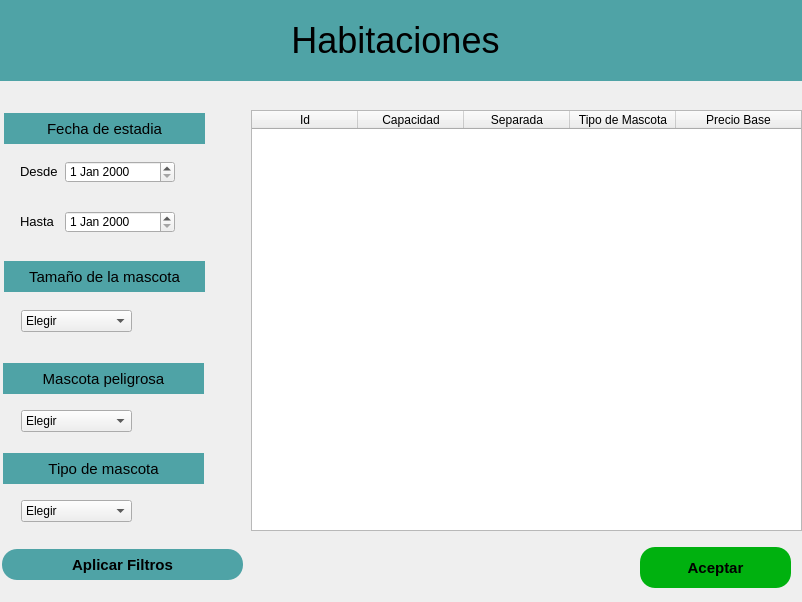
Qt form VentanasUI/ventanaHabitaciones.ui (Pewiz/Hotel) before a commit.
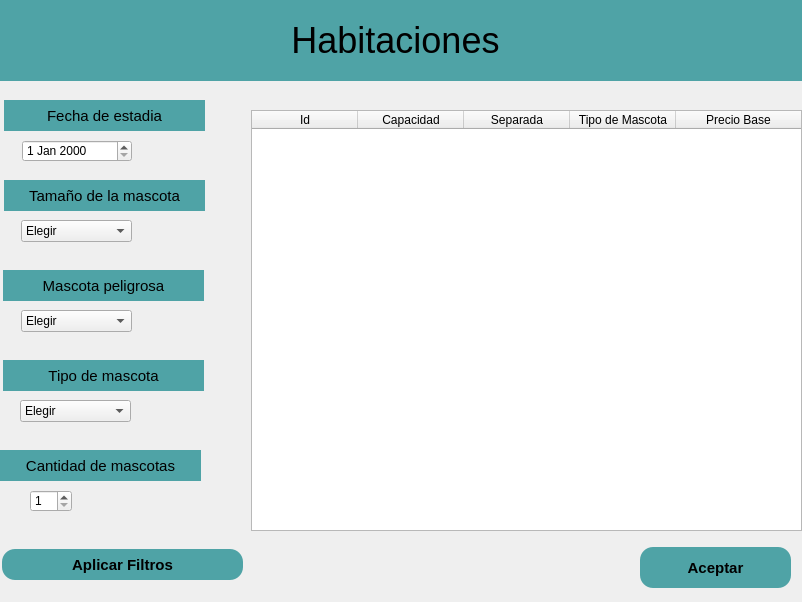
The same form after that commit. Icons and pictures are not drawn.

```diff
--- a/VentanasUI/ventanaHabitaciones.ui
+++ b/VentanasUI/ventanaHabitaciones.ui
@@ -193,7 +193,7 @@
     <property name="geometry">
      <rect>
       <x>4</x>
-      <y>113</y>
+      <y>100</y>
       <width>201</width>
       <height>31</height>
      </rect>
@@ -227,56 +227,8 @@
    <widget class="QDateEdit" name="dateEditDesde">
     <property name="geometry">
      <rect>
-      <x>65</x>
-      <y>161</y>
-      <width>110</width>
-      <height>22</height>
-     </rect>
-    </property>
-   </widget>
-   <widget class="QLabel" name="labelDesde">
-    <property name="geometry">
-     <rect>
-      <x>20</x>
-      <y>156</y>
-      <width>51</width>
-      <height>31</height>
-     </rect>
-    </property>
-    <property name="font">
-     <font>
-      <family>Arial</family>
-      <pointsize>10</pointsize>
-     </font>
-    </property>
-    <property name="text">
-     <string>Desde </string>
-    </property>
-   </widget>
-   <widget class="QLabel" name="labelHasta">
-    <property name="geometry">
-     <rect>
-      <x>20</x>
-      <y>206</y>
-      <width>51</width>
-      <height>31</height>
-     </rect>
-    </property>
-    <property name="font">
-     <font>
-      <family>Arial</family>
-      <pointsize>10</pointsize>
-     </font>
-    </property>
-    <property name="text">
-     <string>Hasta</string>
-    </property>
-   </widget>
-   <widget class="QDateEdit" name="dateEditHasta">
-    <property name="geometry">
-     <rect>
-      <x>65</x>
-      <y>211</y>
+      <x>22</x>
+      <y>140</y>
       <width>110</width>
       <height>22</height>
      </rect>
@@ -286,7 +238,7 @@
     <property name="geometry">
      <rect>
       <x>4</x>
-      <y>261</y>
+      <y>180</y>
       <width>201</width>
       <height>31</height>
      </rect>
@@ -324,7 +276,7 @@
     <property name="geometry">
      <rect>
       <x>21</x>
-      <y>310</y>
+      <y>220</y>
       <width>111</width>
       <height>22</height>
      </rect>
@@ -369,7 +321,7 @@
     <property name="geometry">
      <rect>
       <x>3</x>
-      <y>363</y>
+      <y>270</y>
       <width>201</width>
       <height>31</height>
      </rect>
@@ -421,8 +373,13 @@
      <cursorShape>PointingHandCursor</cursorShape>
     </property>
     <property name="styleSheet">
-     <string notr="true">background-color: rgb(0, 177, 15);
-border-radius:15px;</string>
+     <string notr="true">QPushButton{
+	border-radius: 13px;
+	background-color: #4fa3a6;
+}
+QPushButton::hover {
+    background: rgb(181, 181, 181) ;
+}</string>
     </property>
     <property name="text">
      <string>Aceptar</string>
@@ -449,9 +406,13 @@
      <cursorShape>PointingHandCursor</cursorShape>
     </property>
     <property name="styleSheet">
-     <string notr="true">background-color: rgb(79, 163, 166);
-border-radius:15px;
-</string>
+     <string notr="true">QPushButton{
+	border-radius: 13px;
+	background-color: #4fa3a6;
+}
+QPushButton::hover {
+    background: rgb(181, 181, 181) ;
+}</string>
     </property>
     <property name="text">
      <string>Aplicar Filtros</string>
@@ -461,7 +422,7 @@
     <property name="geometry">
      <rect>
       <x>21</x>
-      <y>410</y>
+      <y>310</y>
       <width>111</width>
       <height>22</height>
      </rect>
@@ -491,7 +452,7 @@
     <property name="geometry">
      <rect>
       <x>3</x>
-      <y>453</y>
+      <y>360</y>
       <width>201</width>
       <height>31</height>
      </rect>
@@ -525,8 +486,8 @@
    <widget class="QComboBox" name="comboBoxTipoMascota">
     <property name="geometry">
      <rect>
-      <x>21</x>
-      <y>500</y>
+      <x>20</x>
+      <y>400</y>
       <width>111</width>
       <height>22</height>
      </rect>
@@ -562,6 +523,57 @@
      </property>
     </item>
    </widget>
+   <widget class="QLabel" name="labelCantidadMascota">
+    <property name="geometry">
+     <rect>
+      <x>0</x>
+      <y>450</y>
+      <width>201</width>
+      <height>31</height>
+     </rect>
+    </property>
+    <property name="baseSize">
+     <size>
+      <width>0</width>
+      <height>0</height>
+     </size>
+    </property>
+    <property name="font">
+     <font>
+      <family>Arial</family>
+      <pointsize>11</pointsize>
+     </font>
+    </property>
+    <property name="styleSheet">
+     <string notr="true">background-color: rgb(79, 163, 166);
+</string>
+    </property>
+    <property name="text">
+     <string>Cantidad de mascotas</string>
+    </property>
+    <property name="alignment">
+     <set>Qt::AlignCenter</set>
+    </property>
+    <property name="margin">
+     <number>4</number>
+    </property>
+   </widget>
+   <widget class="QSpinBox" name="spinBoxCantidad">
+    <property name="geometry">
+     <rect>
+      <x>30</x>
+      <y>490</y>
+      <width>42</width>
+      <height>22</height>
+     </rect>
+    </property>
+    <property name="minimum">
+     <number>1</number>
+    </property>
+    <property name="maximum">
+     <number>20</number>
+    </property>
+   </widget>
   </widget>
  </widget>
  <resources/>
```
Left out of the diff: 21 changed lines with no effect on the pictures.
